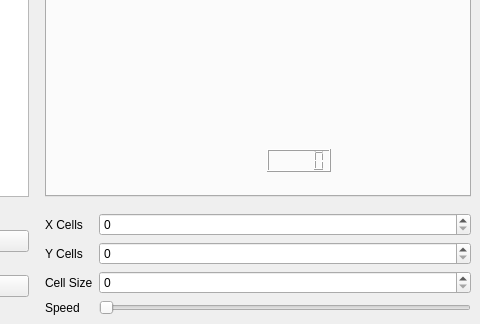
YopCoo/QtGOL, file qtGol.ui: the form before one commit; both pictures show x 407 to 887 and y 146 to 470 of the 887 by 470 pixel window.
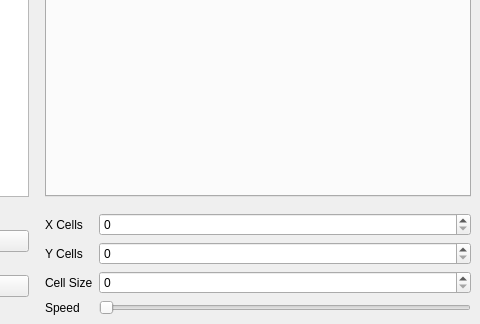
The form after the commit.

Patch:
```diff
--- a/qtGol.ui
+++ b/qtGol.ui
@@ -29,16 +29,6 @@
          <attribute name="title">
           <string>Stable</string>
          </attribute>
-         <widget class="QLCDNumber" name="lcdNumber">
-          <property name="geometry">
-           <rect>
-            <x>220</x>
-            <y>260</y>
-            <width>64</width>
-            <height>23</height>
-           </rect>
-          </property>
-         </widget>
         </widget>
         <widget class="QWidget" name="tab_period">
          <attribute name="title">
```
Left out of the diff: 19 changed lines with no effect on the pictures.
